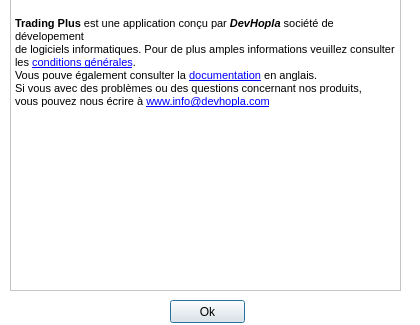
The window that Projet3_TRADING/aboutdialog.ui (MacFly669/myGitFiles) describes before a commit, drawn with Qt 5.
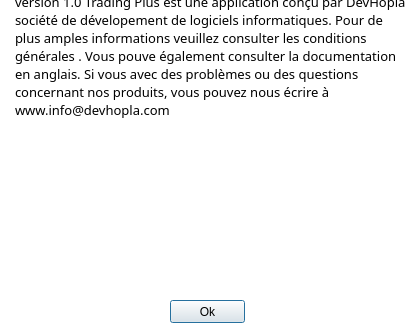
The same window after the commit. Icons and pictures are not drawn.

```diff
--- a/Projet3_TRADING/aboutdialog.ui
+++ b/Projet3_TRADING/aboutdialog.ui
@@ -310,27 +310,59 @@
    <property name="geometry">
     <rect>
      <x>10</x>
-     <y>-20</y>
-     <width>391</width>
-     <height>311</height>
+     <y>-30</y>
+     <width>401</width>
+     <height>321</height>
     </rect>
    </property>
+   <property name="sizePolicy">
+    <sizepolicy hsizetype="Maximum" vsizetype="Maximum">
+     <horstretch>0</horstretch>
+     <verstretch>0</verstretch>
+    </sizepolicy>
+   </property>
+   <property name="font">
+    <font>
+     <family>MS Gothic</family>
+     <pointsize>10</pointsize>
+     <weight>50</weight>
+     <bold>false</bold>
+    </font>
+   </property>
+   <property name="layoutDirection">
+    <enum>Qt::LeftToRight</enum>
+   </property>
+   <property name="autoFillBackground">
+    <bool>true</bool>
+   </property>
+   <property name="frameShape">
+    <enum>QFrame::Panel</enum>
+   </property>
+   <property name="frameShadow">
+    <enum>QFrame::Raised</enum>
+   </property>
+   <property name="autoFormatting">
+    <set>QTextEdit::AutoAll</set>
+   </property>
+   <property name="documentTitle">
+    <string>About</string>
+   </property>
    <property name="html">
     <string>&lt;!DOCTYPE HTML PUBLIC &quot;-//W3C//DTD HTML 4.0//EN&quot; &quot;http://www.w3.org/TR/REC-html40/strict.dtd&quot;&gt;
-&lt;html&gt;&lt;head&gt;&lt;meta name=&quot;qrichtext&quot; content=&quot;1&quot; /&gt;&lt;style type=&quot;text/css&quot;&gt;
+&lt;html&gt;&lt;head&gt;&lt;meta name=&quot;qrichtext&quot; content=&quot;1&quot; /&gt;&lt;title&gt;About&lt;/title&gt;&lt;style type=&quot;text/css&quot;&gt;
 p, li { white-space: pre-wrap; }
-&lt;/style&gt;&lt;/head&gt;&lt;body style=&quot; font-family:'MS Shell Dlg 2'; font-size:8.25pt; font-weight:400; font-style:normal;&quot;&gt;
-&lt;p style=&quot; margin-top:0px; margin-bottom:0px; margin-left:0px; margin-right:0px; -qt-block-indent:0; text-indent:0px;&quot;&gt;&lt;img src=&quot;:/images/icons/mid_trading_small_new.png&quot; /&gt;&lt;/p&gt;
-&lt;p style=&quot; margin-top:0px; margin-bottom:0px; margin-left:0px; margin-right:0px; -qt-block-indent:0; text-indent:0px;&quot;&gt;&lt;span style=&quot; font-size:12pt; font-weight:600;&quot;&gt;TRADING PLUS 2015 © &lt;/span&gt;&lt;span style=&quot; font-size:8pt;&quot;&gt;version 1.0&lt;/span&gt;&lt;/p&gt;
-&lt;p style=&quot;-qt-paragraph-type:empty; margin-top:0px; margin-bottom:0px; margin-left:0px; margin-right:0px; -qt-block-indent:0; text-indent:0px; font-size:8pt;&quot;&gt;&lt;br /&gt;&lt;/p&gt;
-&lt;p style=&quot; margin-top:0px; margin-bottom:0px; margin-left:0px; margin-right:0px; -qt-block-indent:0; text-indent:0px;&quot;&gt;&lt;span style=&quot; font-size:8pt; font-weight:600;&quot;&gt;Trading Plus&lt;/span&gt;&lt;span style=&quot; font-size:8pt;&quot;&gt; est une application conçu par &lt;/span&gt;&lt;span style=&quot; font-size:8pt; font-weight:600; font-style:italic;&quot;&gt;DevHopla&lt;/span&gt;&lt;span style=&quot; font-size:8pt;&quot;&gt; société de dévelopement&lt;/span&gt;&lt;/p&gt;
-&lt;p style=&quot; margin-top:0px; margin-bottom:0px; margin-left:0px; margin-right:0px; -qt-block-indent:0; text-indent:0px;&quot;&gt;&lt;span style=&quot; font-size:8pt;&quot;&gt;de logiciels informatiques. Pour de plus amples informations veuillez consulter&lt;/span&gt;&lt;/p&gt;
-&lt;p style=&quot; margin-top:0px; margin-bottom:0px; margin-left:0px; margin-right:0px; -qt-block-indent:0; text-indent:0px;&quot;&gt;&lt;span style=&quot; font-size:8pt;&quot;&gt;les &lt;/span&gt;&lt;a href=&quot;#&quot;&gt;&lt;span style=&quot; font-size:8pt; text-decoration: underline; color:#0000ff;&quot;&gt;conditions générales&lt;/span&gt;&lt;/a&gt;&lt;span style=&quot; font-size:8pt;&quot;&gt;.&lt;/span&gt;&lt;/p&gt;
-&lt;p style=&quot; margin-top:0px; margin-bottom:0px; margin-left:0px; margin-right:0px; -qt-block-indent:0; text-indent:0px;&quot;&gt;&lt;span style=&quot; font-size:8pt;&quot;&gt;Vous pouve également consulter la &lt;/span&gt;&lt;a href=&quot;:/doc.pdf&quot;&gt;&lt;span style=&quot; font-size:8pt; text-decoration: underline; color:#0000ff;&quot;&gt;documentation&lt;/span&gt;&lt;/a&gt;&lt;span style=&quot; font-size:8pt;&quot;&gt; en anglais.&lt;/span&gt;&lt;/p&gt;
-&lt;p style=&quot; margin-top:0px; margin-bottom:0px; margin-left:0px; margin-right:0px; -qt-block-indent:0; text-indent:0px;&quot;&gt;&lt;span style=&quot; font-size:8pt;&quot;&gt;Si vous avec des problèmes ou des questions concernant nos produits, &lt;/span&gt;&lt;/p&gt;
-&lt;p style=&quot; margin-top:0px; margin-bottom:0px; margin-left:0px; margin-right:0px; -qt-block-indent:0; text-indent:0px;&quot;&gt;&lt;span style=&quot; font-size:8pt;&quot;&gt;vous pouvez nous écrire à &lt;/span&gt;&lt;a href=&quot;#&quot;&gt;&lt;span style=&quot; font-size:8pt; text-decoration: underline; color:#0000ff;&quot;&gt;www.info@devhopla.com&lt;/span&gt;&lt;/a&gt;&lt;/p&gt;
-&lt;p style=&quot;-qt-paragraph-type:empty; margin-top:0px; margin-bottom:0px; margin-left:0px; margin-right:0px; -qt-block-indent:0; text-indent:0px; font-size:8pt; text-decoration: underline; color:#0000ff;&quot;&gt;&lt;br /&gt;&lt;/p&gt;
-&lt;p style=&quot;-qt-paragraph-type:empty; margin-top:0px; margin-bottom:0px; margin-left:0px; margin-right:0px; -qt-block-indent:0; text-indent:0px; font-size:8pt; text-decoration: underline; color:#0000ff;&quot;&gt;&lt;br /&gt;&lt;/p&gt;&lt;/body&gt;&lt;/html&gt;</string>
+&lt;/style&gt;&lt;/head&gt;&lt;body style=&quot; font-family:'MS Gothic'; font-size:10pt; font-weight:400; font-style:normal;&quot;&gt;
+&lt;p align=&quot;justify&quot; style=&quot; margin-top:0px; margin-bottom:0px; margin-left:0px; margin-right:0px; -qt-block-indent:0; text-indent:0px;&quot;&gt;&lt;img src=&quot;:/images/icons/mid_trading_small_new.png&quot; /&gt;&lt;/p&gt;
+&lt;p align=&quot;justify&quot; style=&quot; margin-top:0px; margin-bottom:0px; margin-left:0px; margin-right:0px; -qt-block-indent:0; text-indent:0px;&quot;&gt;&lt;span style=&quot; font-family:'MS Shell Dlg 2'; font-weight:600;&quot;&gt;TRADING PLUS 2015 © &lt;/span&gt;&lt;span style=&quot; font-family:'MS Shell Dlg 2';&quot;&gt;version 1.0&lt;/span&gt;&lt;/p&gt;
+&lt;p align=&quot;justify&quot; style=&quot;-qt-paragraph-type:empty; margin-top:0px; margin-bottom:0px; margin-left:0px; margin-right:0px; -qt-block-indent:0; text-indent:0px; font-family:'MS Shell Dlg 2';&quot;&gt;&lt;br /&gt;&lt;/p&gt;
+&lt;p align=&quot;justify&quot; style=&quot; margin-top:0px; margin-bottom:0px; margin-left:0px; margin-right:0px; -qt-block-indent:0; text-indent:0px;&quot;&gt;&lt;span style=&quot; font-family:'MS Shell Dlg 2'; font-weight:600;&quot;&gt;Trading Plus&lt;/span&gt;&lt;span style=&quot; font-family:'MS Shell Dlg 2';&quot;&gt; est une application conçu par &lt;/span&gt;&lt;span style=&quot; font-family:'MS Shell Dlg 2'; font-weight:600; font-style:italic;&quot;&gt;DevHopla&lt;/span&gt;&lt;span style=&quot; font-family:'MS Shell Dlg 2';&quot;&gt; société de dévelopement de logiciels informatiques. Pour de plus amples informations veuillez consulter les &lt;/span&gt;&lt;a href=&quot;#&quot;&gt;&lt;span style=&quot; font-family:'MS Shell Dlg 2'; text-decoration: underline; color:#0000ff;&quot;&gt;conditions générales&lt;/span&gt;&lt;/a&gt;&lt;span style=&quot; font-family:'MS Shell Dlg 2';&quot;&gt;.&lt;/span&gt;&lt;/p&gt;
+&lt;p align=&quot;justify&quot; style=&quot; margin-top:0px; margin-bottom:0px; margin-left:0px; margin-right:0px; -qt-block-indent:0; text-indent:0px;&quot;&gt;&lt;span style=&quot; font-family:'MS Shell Dlg 2';&quot;&gt;Vous pouve également consulter la &lt;/span&gt;&lt;a href=&quot;file:doc.pdf&quot;&gt;&lt;span style=&quot; font-family:'MS Shell Dlg 2'; text-decoration: underline; color:#0000ff;&quot;&gt;documentation&lt;/span&gt;&lt;/a&gt;&lt;span style=&quot; font-family:'MS Shell Dlg 2';&quot;&gt; en anglais.&lt;/span&gt;&lt;/p&gt;
+&lt;p align=&quot;justify&quot; style=&quot; margin-top:0px; margin-bottom:0px; margin-left:0px; margin-right:0px; -qt-block-indent:0; text-indent:0px;&quot;&gt;&lt;span style=&quot; font-family:'MS Shell Dlg 2';&quot;&gt;Si vous avec des problèmes ou des questions concernant nos produits, vous pouvez nous écrire à &lt;/span&gt;&lt;a href=&quot;#&quot;&gt;&lt;span style=&quot; font-family:'MS Shell Dlg 2'; text-decoration: underline; color:#0000ff;&quot;&gt;www.info@devhopla.com&lt;/span&gt;&lt;/a&gt;&lt;/p&gt;
+&lt;p align=&quot;justify&quot; style=&quot;-qt-paragraph-type:empty; margin-top:0px; margin-bottom:0px; margin-left:0px; margin-right:0px; -qt-block-indent:0; text-indent:0px; font-family:'MS Shell Dlg 2'; text-decoration: underline; color:#0000ff;&quot;&gt;&lt;br /&gt;&lt;/p&gt;
+&lt;p align=&quot;justify&quot; style=&quot;-qt-paragraph-type:empty; margin-top:0px; margin-bottom:0px; margin-left:0px; margin-right:0px; -qt-block-indent:0; text-indent:0px; font-family:'MS Shell Dlg 2'; text-decoration: underline; color:#0000ff;&quot;&gt;&lt;br /&gt;&lt;/p&gt;&lt;/body&gt;&lt;/html&gt;</string>
+   </property>
+   <property name="openExternalLinks">
+    <bool>true</bool>
    </property>
   </widget>
  </widget>
```
